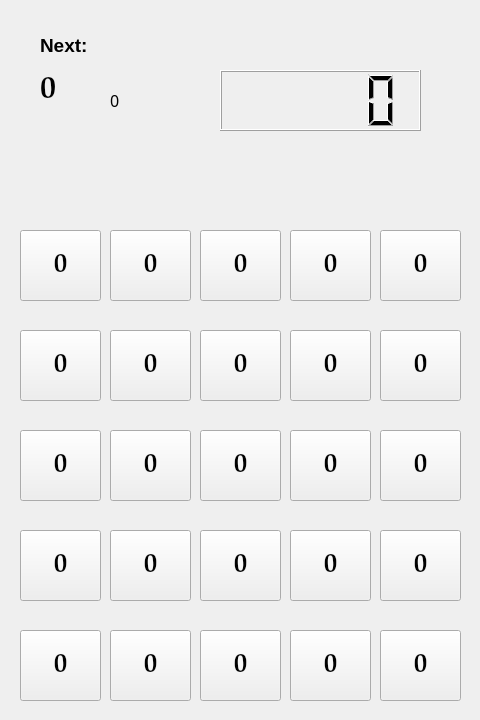
This is window.ui in senpaiburado/1To50 as Qt 5 draws it before an edit. The edited form follows.
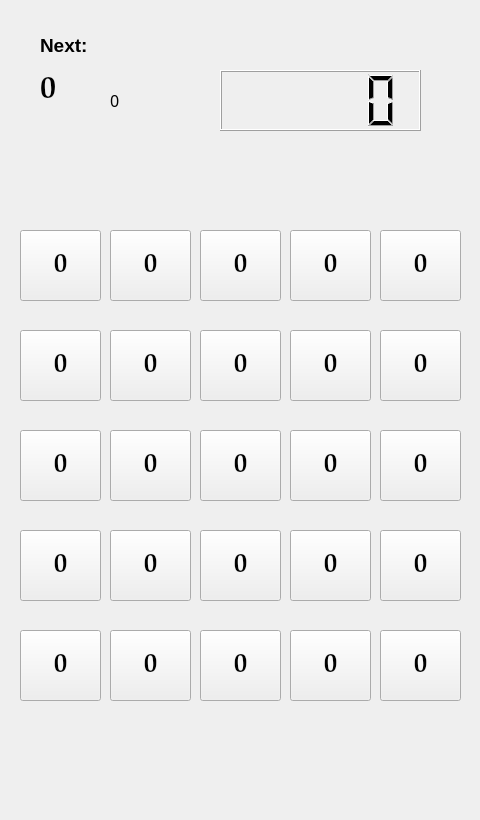
This is the edited form.

What changed in the file:
```diff
--- a/window.ui
+++ b/window.ui
@@ -7,7 +7,7 @@
     <x>0</x>
     <y>0</y>
     <width>480</width>
-    <height>720</height>
+    <height>820</height>
    </rect>
   </property>
   <property name="windowTitle">
```
